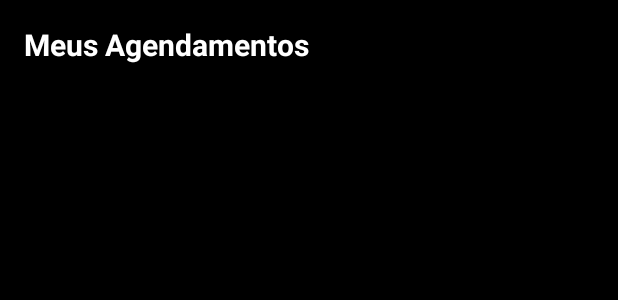
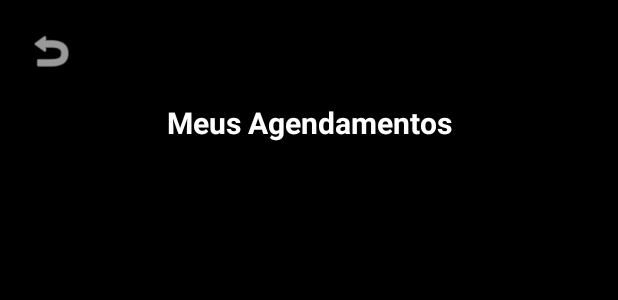
Before and after one commit to EduLascala/Projeto-Final-Cabeleireiro, an Android app: the layout activity_lista_agendamentos.xml on its own in the app's theme, with its tools: preview values and no code run, on a phone screen of 412 x 824 dp. Shown: the top 300 px of the screen. Run offline under Robolectric (Android 15) with nearby library versions, the phone set to English and light mode, and no system bars.

Commit message:
Listagem de Agendamento com opção de editar serviço e cancelar agendamento.

```diff
--- a/app/src/main/res/layout/activity_lista_agendamentos.xml
+++ b/app/src/main/res/layout/activity_lista_agendamentos.xml
@@ -1,25 +1,46 @@
 <?xml version="1.0" encoding="utf-8"?>
-<LinearLayout
+<androidx.constraintlayout.widget.ConstraintLayout
     xmlns:android="http://schemas.android.com/apk/res/android"
+    xmlns:app="http://schemas.android.com/apk/res-auto"
     android:layout_width="match_parent"
     android:layout_height="match_parent"
-    android:padding="16dp"
-    android:orientation="vertical"
-    android:background="#000000">
+    android:background="#000000"
+    android:padding="16dp">
 
+    <!-- Botão Voltar -->
+    <ImageButton
+        android:id="@+id/btnBack"
+        android:layout_width="36dp"
+        android:layout_height="36dp"
+        android:background="?attr/selectableItemBackgroundBorderless"
+        android:src="@android:drawable/ic_menu_revert"
+        android:contentDescription="Voltar"
+        app:tint="#FFFFFF"
+        app:layout_constraintTop_toTopOf="parent"
+        app:layout_constraintStart_toStartOf="parent" />
+
+    <!-- Título -->
     <TextView
+        android:id="@+id/tvTitulo"
         android:layout_width="wrap_content"
         android:layout_height="wrap_content"
         android:text="Meus Agendamentos"
         android:textSize="20sp"
         android:textStyle="bold"
         android:textColor="#FFFFFF"
-        android:layout_marginBottom="16dp" />
+        app:layout_constraintTop_toBottomOf="@id/btnBack"
+        app:layout_constraintStart_toStartOf="parent"
+        app:layout_constraintEnd_toEndOf="parent"
+        android:layout_marginTop="16dp" />
 
-    <ListView
-        android:id="@+id/listViewAgendamentos"
-        android:layout_width="match_parent"
-        android:layout_height="match_parent"
-        android:divider="#FFFFFF"
-        android:dividerHeight="1dp" />
-</LinearLayout>
+    <!-- Lista -->
+    <androidx.recyclerview.widget.RecyclerView
+        android:id="@+id/recyclerViewAgendamentos"
+        android:layout_width="0dp"
+        android:layout_height="0dp"
+        android:layout_marginTop="16dp"
+        app:layout_constraintTop_toBottomOf="@id/tvTitulo"
+        app:layout_constraintBottom_toBottomOf="parent"
+        app:layout_constraintStart_toStartOf="parent"
+        app:layout_constraintEnd_toEndOf="parent" />
+</androidx.constraintlayout.widget.ConstraintLayout>
```
Also changed, not shown: app/src/main/java/com/example/projetofinaljoopaulo_clientecabeleireiro/AgendamentoAdapter.kt (added, +41 -0 lines), app/src/main/java/com/example/projetofinaljoopaulo_clientecabeleireiro/AgendamentoDao.kt (+8 -2 lines), app/src/main/java/com/example/projetofinaljoopaulo_clientecabeleireiro/ListaAgendamentosActivity.kt (+80 -10 lines), app/src/main/res/layout/item_agendamento.xml (added, +44 -0 lines), 2 other files.
